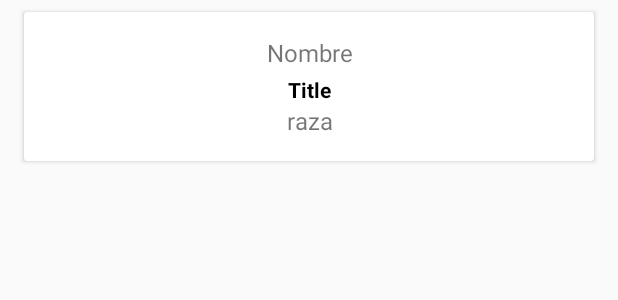
After one commit to Solutione/Rancho, an Android app: the layout list_notifi.xml on its own in the app's theme, with its tools: preview values and no code run, on a phone screen of 412 x 824 dp. The commit adds this screen. Shown: the top 300 px of the screen. Run offline under Robolectric (Android 15) with nearby library versions, the phone set to English and light mode, and no system bars.

Commit message:
respaldo pc

```diff
--- a/app/src/main/res/layout/activity_main.xml
+++ b/app/src/main/res/layout/activity_main.xml
@@ -12,7 +12,12 @@
         android:background="#ECF1ED"
         android:orientation="vertical"
         android:paddingTop="125dp">
+        <androidx.recyclerview.widget.RecyclerView
 
+            android:id="@+id/list_notificacion"
+            android:layout_width="match_parent"
+            android:layout_height="match_parent">
+        </androidx.recyclerview.widget.RecyclerView>
 
 
 
--- /dev/null
+++ b/app/src/main/res/layout/list_notifi.xml
@@ -0,0 +1,56 @@
+<?xml version="1.0" encoding="utf-8"?>
+<androidx.cardview.widget.CardView xmlns:android="http://schemas.android.com/apk/res/android"
+    android:layout_width="match_parent"
+    android:layout_height="wrap_content"
+    android:layout_marginBottom="8dp"
+    android:layout_marginEnd="16dp"
+    android:layout_marginLeft="16dp"
+    android:layout_marginRight="16dp"
+    android:layout_marginStart="16dp"
+    android:layout_marginTop="8dp">
+
+    <LinearLayout
+        android:id="@+id/list_notifi"
+        android:layout_width="match_parent"
+        android:layout_height="wrap_content"
+        android:clickable="true"
+        android:focusable="true"
+        android:orientation="vertical"
+        android:background="?attr/selectableItemBackground"
+        android:padding="16dp">
+
+                <TextView
+                    android:id="@+id/Title_notifi"
+                    android:layout_width="match_parent"
+                    android:layout_height="wrap_content"
+                    android:text="Nombre"
+                    android:textSize="16sp"
+                    android:gravity="center_horizontal"
+
+                    />
+                <TextView
+                    android:id="@+id/Cordero_notifi"
+                    android:layout_width="match_parent"
+                    android:layout_height="wrap_content"
+                    android:text="Title"
+                    android:layout_marginTop="4dp"
+                    android:textColor="@android:color/black"
+
+                    android:gravity="center_horizontal"
+                    android:textStyle="bold"
+                    />
+
+                <TextView
+                    android:id="@+id/Informacion_notifi"
+                    android:layout_width="match_parent"
+                    android:layout_height="wrap_content"
+                    android:textSize="16sp"
+                    android:gravity="center_horizontal"
+
+                    android:text="raza"
+                    />
+
+
+    </LinearLayout>
+
+</androidx.cardview.widget.CardView>
```
Also changed, not shown: app/src/main/java/org/solutione/rancho/MainActivity.java (+64 -6 lines), app/src/main/java/org/solutione/rancho/api/Borre.java (+9 -9 lines), app/src/main/java/org/solutione/rancho/api/Notifications.java (added, +37 -0 lines), app/src/main/java/org/solutione/rancho/api/ShowNotifi.java (added, +34 -0 lines), app/src/main/java/org/solutione/rancho/api/addborre.java (+5 -7 lines), app/src/main/java/org/solutione/rancho/api/addnotifi.java (added, +61 -0 lines).
